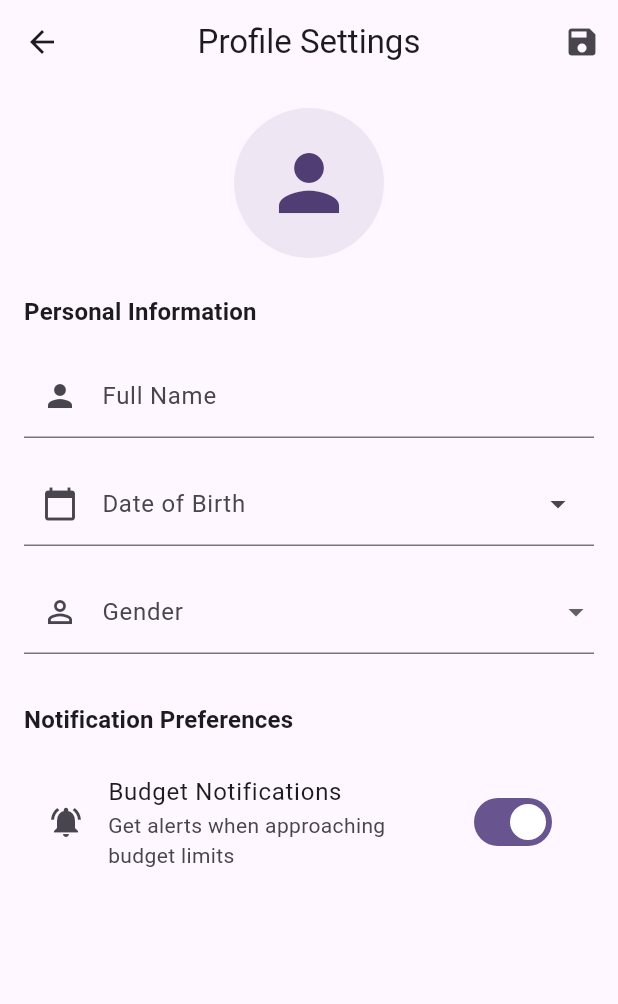
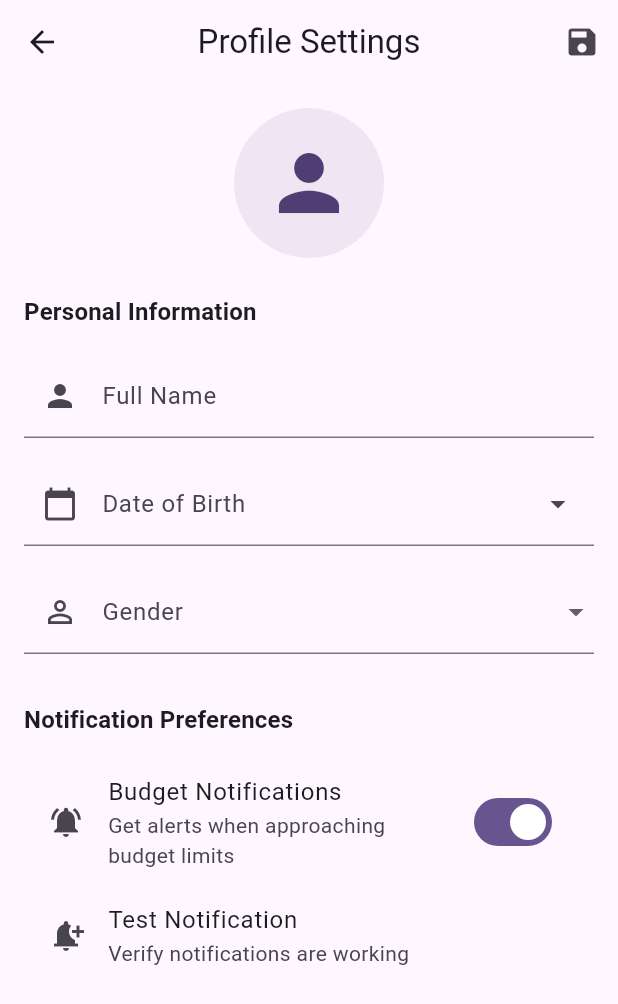
Before and after one commit to calvinchingkx/Xpenses, a Flutter app: the screen it shows after launch, item 5 of the bottom bar chosen, after a tap on "Profile Settings", on a phone screen of 412 x 824 dp. Shown: the top 1004 px of the screen. Run offline on Flutter 3.47's test engine with Material 3 defaults, Android fonts, the light colour scheme and no system bars; our stand-ins replace fl_chart, flutter_local_notifications, image_picker, permission_handler, pull_to_refresh, shared_preferences and 1 more; missing offline and left inert: google_mlkit_text_recognition; accounts and stored records are empty.

Commit message:
Notification initial

```diff
--- a/lib/budget.dart
+++ b/lib/budget.dart
@@ -57,6 +57,10 @@ class _BudgetScreenState extends State<BudgetScreen> {
         };
       }).toList();
 
+      for (var budget in updatedBudgets) {
+        await _checkBudgetNotifications(budget);
+      }
+
       setState(() {
         _budgets = _sortBudgets(updatedBudgets);
         _categories = categories;
@@ -73,24 +77,34 @@ class _BudgetScreenState extends State<BudgetScreen> {
   }
 
   Future<void> _checkBudgetNotifications(Map<String, dynamic> budget) async {
+    try {
+      final db = await DatabaseHelper().database;
+      final user = await db.query('user', limit: 1);
+
+      // Default to true (enabled) if no user record exists
+      final notificationsEnabled = user.isEmpty ||
+          (user[0]['budget_notifications'] as int?) != 0;
+
+      if (!notificationsEnabled) {
+        debugPrint('Notifications disabled by user setting');
+        return;
+      }
+
       final limit = (budget['budget_limit'] as num).toDouble();
       final spent = (budget['current_month_spent'] as num).toDouble();
-    final percentage = limit > 0 ? (spent / limit) : 0;
+      final percentage = (limit > 0 ? (spent / limit) * 100 : 0).toDouble();
       final category = budget['category'] as String;
 
-    final db = await DatabaseHelper().database;
-    final user = await db.query('user', limit: 1);
-    final notificationsEnabled = user.isNotEmpty
-        ? (user[0]['budget_notifications'] as int?) == 1
-        : true;
+      final notificationService = Provider.of<NotificationService>(
+        context,
+        listen: false,
+      );
 
-    if (!notificationsEnabled) return;
-
-    final notificationService = Provider.of<NotificationService>(context, listen: false);
-
-    if (spent > limit && budget['_notification_sent'] != 'alert') {
+      // Check for overspending (100% or more)
+      if (percentage >= 100) {
+        if (budget['_notification_sent'] != 'alert') {
           final overspendAmount = spent - limit;
-      notificationService.showBudgetAlert(category, overspendAmount);
+          await notificationService.showBudgetAlert(category, overspendAmount);
 
           ScaffoldMessenger.of(context).showSnackBar(
             SnackBar(
@@ -100,14 +114,23 @@ class _BudgetScreenState extends State<BudgetScreen> {
             ),
           );
 
+          // Update notification status
           budget['_notification_sent'] = 'alert';
         }
-    else if (percentage >= 0.8 && budget['_notification_sent'] != 'warning') {
-      notificationService.showBudgetWarning(category, percentage * 100);
+      }
+      // Check for warning threshold (80-99%)
+      else if (percentage >= 80) {
+        if (budget['_notification_sent'] != 'warning') {
+          await notificationService.showBudgetWarning(category, percentage);
           budget['_notification_sent'] = 'warning';
         }
-    else if (percentage < 0.8 && spent <= limit) {
+      }
+      // Reset if below thresholds
+      else if (percentage < 80 && budget['_notification_sent'] != null) {
         budget['_notification_sent'] = null;
+      }
+    } catch (e) {
+      debugPrint('Error checking budget notifications: $e');
     }
   }
 
--- a/lib/main.dart
+++ b/lib/main.dart
@@ -12,15 +12,16 @@ import 'services/notification_service.dart';
 void main() async {
   WidgetsFlutterBinding.ensureInitialized();
 
-  // Initialize services
-  await NotificationService().initialize();
+  // Initialize notification service
+  final notificationService = NotificationService();
+  await notificationService.initialize();
 
   runApp(
     MultiProvider(
       providers: [
         ChangeNotifierProvider(create: (context) => AppRefreshNotifier()),
         ChangeNotifierProvider(create: (context) => ThemeProvider()),
-        Provider(create: (context) => NotificationService()),
+        Provider<NotificationService>(create: (context) => notificationService),
       ],
       child: const MyApp(),
     ),
--- a/lib/services/notification_service.dart
+++ b/lib/services/notification_service.dart
@@ -1,7 +1,10 @@
-import 'package:flutter/material.dart';
 import 'package:flutter_local_notifications/flutter_local_notifications.dart';
 
 class NotificationService {
+  static final NotificationService _instance = NotificationService._internal();
+  factory NotificationService() => _instance;
+  NotificationService._internal();
+
   final FlutterLocalNotificationsPlugin notificationsPlugin =
   FlutterLocalNotificationsPlugin();
 
@@ -9,12 +12,53 @@ class NotificationService {
     const AndroidInitializationSettings initializationSettingsAndroid =
     AndroidInitializationSettings('@mipmap/ic_launcher');
 
+    const DarwinInitializationSettings initializationSettingsIOS =
+    DarwinInitializationSettings();
+
     const InitializationSettings initializationSettings =
     InitializationSettings(
       android: initializationSettingsAndroid,
+      iOS: initializationSettingsIOS,
     );
 
-    await notificationsPlugin.initialize(initializationSettings);
+    await notificationsPlugin.initialize(
+      initializationSettings,
+      onDidReceiveNotificationResponse: (details) {
+        // Handle notification tap if needed
+      },
+    );
+
+    await _createNotificationChannels();
+  }
+
+  Future<void> _createNotificationChannels() async {
+    // For Android 8.0+
+    final androidPlugin = notificationsPlugin.resolvePlatformSpecificImplementation<
+        AndroidFlutterLocalNotificationsPlugin>();
+
+    if (androidPlugin != null) {
+      // Budget alert channel
+      await androidPlugin.createNotificationChannel(
+        const AndroidNotificationChannel(
+          'budget_alerts',
+          'Budget Alerts',
+          description: 'Notifications for budget overages',
+          importance: Importance.max,
+          playSound: true,
+          sound: RawResourceAndroidNotificationSound('notification'),
+        ),
+      );
+
+      // Budget warning channel
+      await androidPlugin.createNotificationChannel(
+        const AndroidNotificationChannel(
+          'budget_warnings',
+          'Budget Warnings',
+          description: 'Notifications for budget warnings',
+          importance: Importance.defaultImportance,
+        ),
+      );
+    }
   }
 
   Future<void> showBudgetAlert(String category, double overspendAmount) async {
@@ -22,16 +66,16 @@ class NotificationService {
     AndroidNotificationDetails(
       'budget_alerts',
       'Budget Alerts',
+      channelDescription: 'Notifications for budget overages',
       importance: Importance.max,
-      priority: Priority.high,
-      color: Colors.red,
+      playSound: true,
     );
 
     const NotificationDetails platformChannelSpecifics =
     NotificationDetails(android: androidPlatformChannelSpecifics);
 
     await notificationsPlugin.show(
-      0,
+      DateTime.now().millisecondsSinceEpoch % 100000,
       'Budget Alert',
       'You\'ve exceeded your $category budget by \$${overspendAmount.toStringAsFixed(2)}',
       platformChannelSpecifics,
@@ -43,16 +87,15 @@ class NotificationService {
     AndroidNotificationDetails(
       'budget_warnings',
       'Budget Warnings',
+      channelDescription: 'Notifications for budget warnings',
       importance: Importance.defaultImportance,
-      priority: Priority.defaultPriority,
-      color: Colors.orange,
     );
 
     const NotificationDetails platformChannelSpecifics =
     NotificationDetails(android: androidPlatformChannelSpecifics);
 
     await notificationsPlugin.show(
-      1,
+      DateTime.now().millisecondsSinceEpoch % 100000,
       'Budget Warning',
       'You\'ve used ${percentageUsed.toStringAsFixed(0)}% of your $category budget',
       platformChannelSpecifics,
--- a/lib/user_profile.dart
+++ b/lib/user_profile.dart
@@ -1,5 +1,7 @@
 import 'package:flutter/material.dart';
 import 'package:intl/intl.dart';
+import 'package:provider/provider.dart';
+import 'package:xpenses/services/notification_service.dart';
 import '../services/data_service.dart';
 
 class ProfileScreen extends StatefulWidget {
@@ -14,7 +16,6 @@ class _ProfileScreenState extends State<ProfileScreen> {
   late TextEditingController _nameController;
   late TextEditingController _dobController;
   String? _selectedGender;
-  bool _monthlyReports = true;
   bool _budgetNotifications = true;
   final DataService _dataService = DataService();
 
@@ -42,9 +43,13 @@ class _ProfileScreenState extends State<ProfileScreen> {
         _nameController.text = user[0]['name'] as String? ?? '';
         _dobController.text = user[0]['dob'] as String? ?? '';
         _selectedGender = user[0]['gender'] as String?;
-        // Initialize notification preferences
-        _monthlyReports = true; // Default value
-        _budgetNotifications = true; // Default value
+        // Only load budget notifications setting
+        _budgetNotifications = (user[0]['budget_notifications'] as int?) != 0;
+      });
+    } else {
+      // Set default if no user exists
+      setState(() {
+        _budgetNotifications = true; // Default enabled
       });
     }
   }
@@ -53,29 +58,21 @@ class _ProfileScreenState extends State<ProfileScreen> {
     if (_formKey.currentState!.validate()) {
       final db = await _dataService.dbHelper.database;
 
+      final userData = {
+        'name': _nameController.text,
+        'dob': _dobController.text,
+        'gender': _selectedGender,
+        'budget_notifications': _budgetNotifications ? 1 : 0,
+      };
+
       // Check if user exists
       final count = await db.rawQuery('SELECT COUNT(*) FROM user');
       final exists = (count[0]['COUNT(*)'] as int) > 0;
 
       if (exists) {
-        await db.update(
-          'user',
-          {
-            'name': _nameController.text,
-            'dob': _dobController.text,
-            'gender': _selectedGender,
-          },
-          where: 'id = 1',
-        );
+        await db.update('user', userData, where: 'id = 1');
       } else {
-        await db.insert(
-          'user',
-          {
-            'name': _nameController.text,
-            'dob': _dobController.text,
-            'gender': _selectedGender,
-          },
-        );
+        await db.insert('user', userData);
       }
 
       ScaffoldMessenger.of(context).showSnackBar(
@@ -184,8 +181,8 @@ class _ProfileScreenState extends State<ProfileScreen> {
                     child: Text('Female'),
                   ),
                   DropdownMenuItem(
-                    value: 'Other',
-                    child: Text('Other'),
+                    value: 'Not to Say',
+                    child: Text('Not to Say'),
                   ),
                 ],
                 onChanged: (value) {
@@ -221,6 +218,18 @@ class _ProfileScreenState extends State<ProfileScreen> {
                 },
                 secondary: const Icon(Icons.notifications_active),
               ),
+              ListTile(
+                leading: const Icon(Icons.notification_add),
+                title: const Text('Test Notification'),
+                subtitle: const Text('Verify notifications are working'),
+                onTap: () async {
+                  final notificationService = Provider.of<NotificationService>(context, listen: false);
+                  await notificationService.showBudgetWarning('Test Category', 85);
+                  ScaffoldMessenger.of(context).showSnackBar(
+                    const SnackBar(content: Text('Test notification sent')),
+                  );
+                },
+              ),
             ],
           ),
         ),
```
Lines whose indentation alone changed are shown as unchanged.
